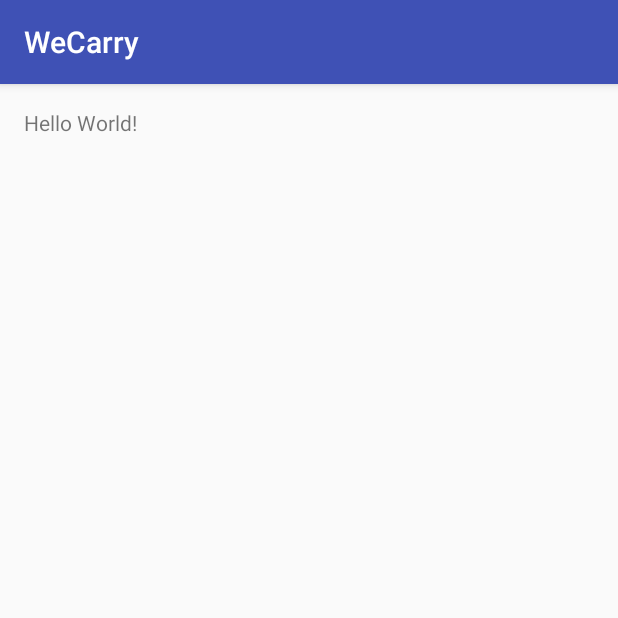
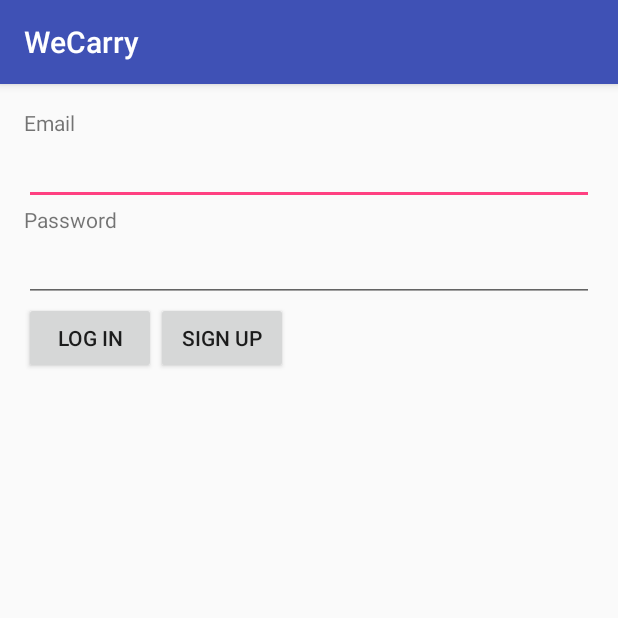
Before and after one commit to yl89757jj/FinalProject-WeCarry, an Android app: the screen it shows after launch (MainActivity), on a phone screen of 412 x 824 dp, the top half of it. Run offline under Robolectric (Android 15) with nearby library versions, the phone set to English and light mode, and no system bars.

Commit message:
log in layout

```diff
--- a/app/src/main/res/layout/activity_main.xml
+++ b/app/src/main/res/layout/activity_main.xml
@@ -1,5 +1,5 @@
 <?xml version="1.0" encoding="utf-8"?>
-<RelativeLayout xmlns:android="http://schemas.android.com/apk/res/android"
+<LinearLayout xmlns:android="http://schemas.android.com/apk/res/android"
     xmlns:tools="http://schemas.android.com/tools"
     android:layout_width="match_parent"
     android:layout_height="match_parent"
@@ -7,10 +7,47 @@
     android:paddingLeft="@dimen/activity_horizontal_margin"
     android:paddingRight="@dimen/activity_horizontal_margin"
     android:paddingTop="@dimen/activity_vertical_margin"
-    tools:context="mengqi.finalproject_wecarry.MainActivity">
+    tools:context="mengqi.finalproject_wecarry.MainActivity"
+    android:orientation="vertical">
+
+    <TextView
+        android:layout_height="wrap_content"
+        android:layout_width="wrap_content"
+        android:text="Email" />
+
+    <EditText
+        android:id="@+id/edit_text_email"
+        android:layout_width="match_parent"
+        android:layout_height="wrap_content"
+        android:inputType="textEmailAddress" />
 
     <TextView
         android:layout_width="wrap_content"
         android:layout_height="wrap_content"
-        android:text="Hello World!" />
-</RelativeLayout>
+        android:text="Password" />
+
+    <EditText
+        android:id="@+id/edit_text_password"
+        android:layout_width="match_parent"
+        android:layout_height="wrap_content"
+        android:inputType="textPassword"
+        android:password="true" />
+
+    <LinearLayout
+        android:layout_width="match_parent"
+        android:layout_height="wrap_content"
+        android:orientation="horizontal">
+
+        <Button
+            android:layout_width="wrap_content"
+            android:layout_height="wrap_content"
+            android:text="Log In"
+            android:onClick="LogIn" />
+
+        <Button
+            android:layout_width="wrap_content"
+            android:layout_height="wrap_content"
+            android:text="Sign Up"
+            android:onClick="SignUp" />
+    </LinearLayout>
+</LinearLayout>
```
